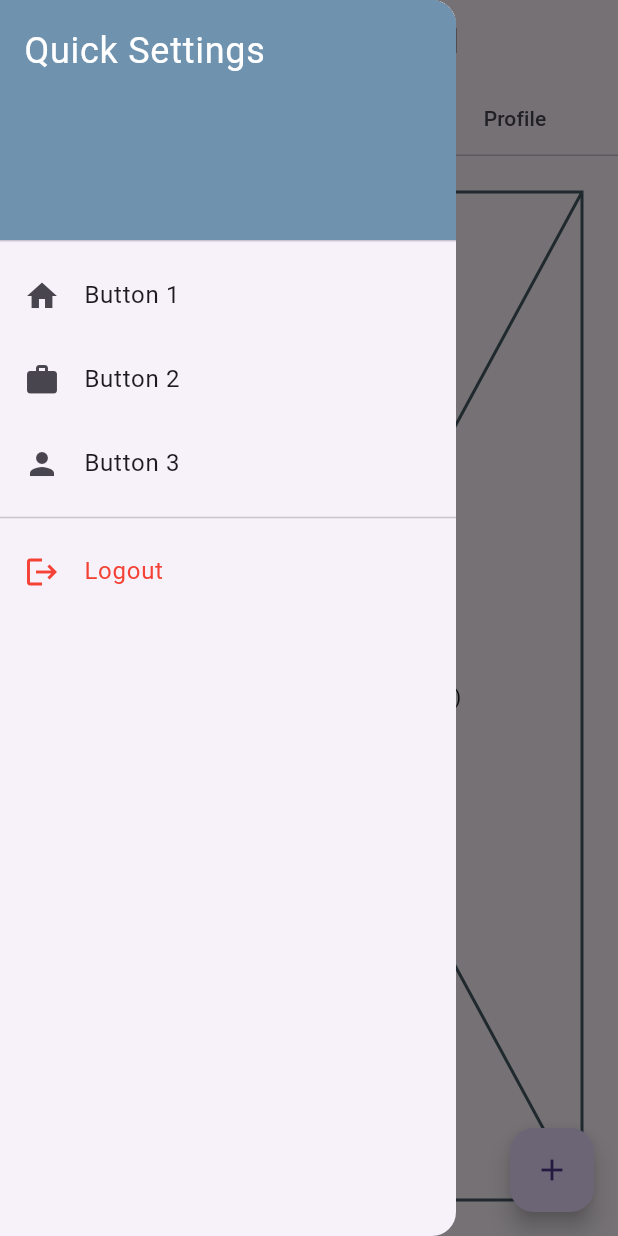
After one commit to Al-Saihan/Part-Timer-App, a Flutter app: the HomeRecruiterPage screen opened directly, tab 2 chosen, in the side drawer, after a tap on the "menu" icon, on a phone screen of 412 x 824 dp. The commit adds this screen. Run offline on Flutter 3.47's test engine with Material 3 defaults, Android fonts, the phone set to English and light mode, and no system bars; our stand-ins replace flutter_dotenv, shared_preferences; accounts and stored records are empty.

Commit message:
feat(RBAC) Added separate homepages for both seeker and recruiters

```diff
--- a/analysis_options.yaml
+++ b/analysis_options.yaml
@@ -1 +1,4 @@
 include: package:flutter_lints/flutter.yaml
+analyzer:
+  errors:
+    use_build_context_synchronously: ignore
--- a/lib/main.dart
+++ b/lib/main.dart
@@ -4,25 +4,40 @@ import 'includes/auth.dart';
 
 // ! SCREENS IMPORT
 import 'screens/sign_in.dart';
-import 'screens/home.dart';
+import 'screens/home_seeker.dart';
+import 'screens/home_recruiter.dart';
 
 void main() async {
   WidgetsFlutterBinding.ensureInitialized();
   await dotenv.load(fileName: ".env");
+
   final logged = await isLoggedIn();
-  runApp(MainApp(isLoggedIn: logged));
+  String? userType;
+  if (logged) userType = await getUserType();
+
+  runApp(MainApp(isLoggedIn: logged, userType: userType));
 }
 
 class MainApp extends StatelessWidget {
   final bool isLoggedIn;
-  const MainApp({super.key, required this.isLoggedIn});
+  final String? userType;
+  const MainApp({super.key, required this.isLoggedIn, this.userType});
 
   @override
   Widget build(BuildContext context) {
+    Widget home;
+    if (!isLoggedIn) {
+      home = const SignInPage();
+    } else if (userType == 'recruiter') {
+      home = const HomeRecruiterPage();
+    } else {
+      home = const HomeSeekerPage();
+    }
+
     return MaterialApp(
       title: 'Part Timer',
       theme: ThemeData(primarySwatch: Colors.blue),
-      home: isLoggedIn ? const HomePage() : const SignInPage(),
+      home: home,
     );
   }
 }
--- /dev/null
+++ b/lib/screens/home_recruiter.dart
@@ -0,0 +1,380 @@
+import 'package:flutter/material.dart';
+import '../services/api_service.dart';
+import '../includes/auth.dart';
+import 'sign_in.dart';
+
+// ! MARK: Start
+class HomeRecruiterPage extends StatefulWidget {
+  const HomeRecruiterPage({super.key});
+
+  @override
+  State<HomeRecruiterPage> createState() => _HomeRecruiterPageState();
+}
+
+class _HomeRecruiterPageState extends State<HomeRecruiterPage> with SingleTickerProviderStateMixin {
+  late TabController _tabController;
+  int _currentTabIndex = 0;
+
+  @override
+  void initState() {
+    super.initState();
+    _tabController = TabController(length: 3, vsync: this);
+    _tabController.addListener(() {
+      setState(() {
+        _currentTabIndex = _tabController.index;
+      });
+    });
+  }
+
+  @override
+  void dispose() {
+    _tabController.dispose();
+    super.dispose();
+  }
+
+  @override
+  Widget build(BuildContext context) {
+    return DefaultTabController(
+      length: 3,
+      child: Scaffold(
+        appBar: AppBar(
+          leading: Builder(
+            builder: (context) => IconButton(
+              icon: const Icon(Icons.menu),
+              onPressed: () => Scaffold.of(context).openDrawer(),
+            ),
+          ),
+          title: const Text('Recruiter Dashboard'),
+          centerTitle: true,
+          bottom: TabBar(
+            controller: _tabController,
+            tabs: const [
+              Tab(text: 'Home'),
+              Tab(text: 'Posted Jobs'),
+              Tab(text: 'Profile'),
+            ],
+          ),
+        ),
+
+        drawer: _buildDrawer(context),
+
+        body: TabBarView(
+          controller: _tabController,
+          children: const [RecruiterHomeTab(), PostedJobsTab(), ProfileTab()],
+        ),
+
+        // FAB only visible on "Posted Jobs" tab (index 1)
+        floatingActionButton: _currentTabIndex == 1
+            ? FloatingActionButton(
+                onPressed: () => _showAddJobDialog(context),
+                tooltip: 'Add Job',
+                child: const Icon(Icons.add),
+              )
+            : null,
+      ),
+    );
+  }
+}
+
+// ! MARK: Home Tab
+class RecruiterHomeTab extends StatelessWidget {
+  const RecruiterHomeTab({super.key});
+
+  @override
+  Widget build(BuildContext context) {
+    return SingleChildScrollView(
+      child: Column(
+        children: [
+          // ! MARK: User Profile
+          Padding(
+            padding: const EdgeInsets.all(16.0),
+            child: Row(
+              children: const [
+                Expanded(
+                  child: Placeholder(
+                    fallbackHeight: 150,
+                    child: Center(child: Text('User Profile Info')),
+                  ),
+                ),
+                SizedBox(width: 16),
+                Expanded(
+                  child: Placeholder(
+                    fallbackHeight: 150,
+                    child: Center(child: Text('Profile Picture')),
+                  ),
+                ),
+              ],
+            ),
+          ),
+
+          const Divider(),
+
+          // ! MARK: Job Applicants
+          Padding(
+            padding: const EdgeInsets.all(16.0),
+            child: Align(
+              alignment: Alignment.centerLeft,
+              child: Text(
+                'Job Applicants',
+                style: Theme.of(context).textTheme.titleLarge,
+              ),
+            ),
+          ),
+
+          Padding(
+            padding: const EdgeInsets.symmetric(horizontal: 16.0, vertical: 24.0),
+            child: Center(
+              child: Placeholder(
+                fallbackHeight: 200,
+                child: const Center(child: Text('Job Applicants (placeholder)')),
+              ),
+            ),
+          ),
+        ],
+      ),
+    );
+  }
+}
+
+// ! MARK: Posted Tab
+class PostedJobsTab extends StatelessWidget {
+  const PostedJobsTab({super.key});
+
+  @override
+  Widget build(BuildContext context) {
+    return const Padding(
+      padding: EdgeInsets.all(24.0),
+      child: Center(
+        child: Placeholder(
+          fallbackHeight: 200,
+          child: Center(child: Text('Your Posted Jobs (placeholder)')),
+        ),
+      ),
+    );
+  }
+}
+
+// ! MARK: Profile Tab
+class ProfileTab extends StatelessWidget {
+  const ProfileTab({super.key});
+
+  @override
+  Widget build(BuildContext context) {
+    return const Center(
+      child: Text('Profile page', style: TextStyle(fontSize: 16)),
+    );
+  }
+}
+
+// ! MARK: Drawer
+Drawer _buildDrawer(BuildContext context) {
+  return Drawer(
+    child: ListView(
+      padding: EdgeInsets.zero,
+      children: [
+        const DrawerHeader(
+          decoration: BoxDecoration(color: Color.fromARGB(255, 111, 146, 175)),
+          child: Text(
+            'Quick Settings',
+            style: TextStyle(color: Colors.white, fontSize: 24),
+          ),
+        ),
+        ListTile(
+          leading: const Icon(Icons.home),
+          title: const Text('Button 1'),
+          onTap: () => Navigator.pop(context),
+        ),
+        ListTile(
+          leading: const Icon(Icons.work),
+          title: const Text('Button 2'),
+          onTap: () => Navigator.pop(context),
+        ),
+        ListTile(
+          leading: const Icon(Icons.person),
+          title: const Text('Button 3'),
+          onTap: () => Navigator.pop(context),
+        ),
+        const Divider(),
+        // ! MARK: Logout
+        ListTile(
+          leading: const Icon(Icons.logout, color: Colors.red),
+          title: const Text('Logout', style: TextStyle(color: Colors.red)),
+          onTap: () async {
+            Navigator.pop(context); // close drawer
+
+            ScaffoldMessenger.of(context).showSnackBar(
+              const SnackBar(content: Text('Logging out...')),
+            );
+
+            try {
+              await ApiService.logout();
+            } catch (e) {
+              ScaffoldMessenger.of(context).showSnackBar(
+                SnackBar(content: Text('Logout API failed: $e')),
+              );
+            } finally {
+              await clearToken();
+              if (context.mounted) {
+                Navigator.of(context).pushAndRemoveUntil(
+                  MaterialPageRoute(builder: (_) => const SignInPage()),
+                  (route) => false,
+                );
+              }
+            }
+          },
+        ),
+      ],
+    ),
+  );
+}
+
+// ! MARK: Add Job
+void _showAddJobDialog(BuildContext context) {
+  final titleCtrl = TextEditingController();
+  final descCtrl = TextEditingController();
+  final hoursCtrl = TextEditingController();
+  final paymentCtrl = TextEditingController();
+  String selectedDifficulty = 'easy';
+  bool isLoading = false;
+
+  showDialog(
+    context: context,
+    builder: (ctx) {
+      return StatefulBuilder(
+        builder: (context, setState) {
+          return Dialog(
+            shape: RoundedRectangleBorder(borderRadius: BorderRadius.circular(16)),
+            child: Padding(
+              padding: const EdgeInsets.all(20),
+              child: SingleChildScrollView(
+                child: Column(
+                  mainAxisSize: MainAxisSize.min,
+                  crossAxisAlignment: CrossAxisAlignment.start,
+                  children: [
+                    const Text(
+                      'Add New Job',
+                      style: TextStyle(fontSize: 20, fontWeight: FontWeight.bold),
+                    ),
+                    const SizedBox(height: 16),
+                    TextField(
+                      controller: titleCtrl,
+                      decoration: const InputDecoration(
+                        labelText: 'Job Title',
+                        border: OutlineInputBorder(),
+                      ),
+                    ),
+                    const SizedBox(height: 12),
+                    TextField(
+                      controller: descCtrl,
+                      decoration: const InputDecoration(
+                        labelText: 'Description',
+                        border: OutlineInputBorder(),
+                      ),
+                      maxLines: 3,
+                    ),
+                    const SizedBox(height: 12),
+                    DropdownButton<String>(
+                      value: selectedDifficulty,
+                      isExpanded: true,
+                      items: const [
+                        DropdownMenuItem(value: 'easy', child: Text('Easy')),
+                        DropdownMenuItem(value: 'medium', child: Text('Medium')),
+                        DropdownMenuItem(value: 'hard', child: Text('Hard')),
+                      ],
+                      onChanged: (val) {
+                        if (val != null) {
+                          setState(() => selectedDifficulty = val);
+                        }
+                      },
+                    ),
+                    const SizedBox(height: 12),
+                    TextField(
+                      controller: hoursCtrl,
+                      keyboardType: TextInputType.number,
+                      decoration: const InputDecoration(
+                        labelText: 'Working Hours / Day',
+                        border: OutlineInputBorder(),
+                      ),
+                    ),
+                    const SizedBox(height: 12),
+                    TextField(
+                      controller: paymentCtrl,
+                      keyboardType: TextInputType.number,
+                      decoration: const InputDecoration(
+                        labelText: 'Payment per Hour',
+                        border: OutlineInputBorder(),
+                      ),
+                    ),
+                    const SizedBox(height: 24),
+                    Row(
+                      children: [
+                        Expanded(
+                          child: OutlinedButton(
+                            onPressed: () => Navigator.pop(context),
+                            child: const Text('Cancel'),
+                          ),
+                        ),
+                        const SizedBox(width: 12),
+                        Expanded(
+                          child: ElevatedButton(
+                            onPressed: isLoading
+                                ? null
+                                : () async {
+                                    setState(() => isLoading = true);
+
+                                    try {
+                                      final title = titleCtrl.text.trim();
+                                      final desc = descCtrl.text.trim();
+                                      final hours = int.tryParse(hoursCtrl.text.trim()) ?? 0;
+                                      final payment = double.tryParse(paymentCtrl.text.trim()) ?? 0;
+
+                                      if (title.isEmpty || desc.isEmpty || hours <= 0 || payment <= 0) {
+                                        ScaffoldMessenger.of(context).showSnackBar(
+                                          const SnackBar(content: Text('Please fill all fields correctly')),
+                                        );
+                                        return;
+                                      }
+
+                                      final res = await ApiService.createJob(
+                                        title: title,
+                                        description: desc,
+                                        difficulty: selectedDifficulty,
+                                        workingHours: hours,
+                                        payment: payment,
+                                      );
+
+                                      Navigator.pop(context);
+                                      ScaffoldMessenger.of(context).showSnackBar(
+                                        SnackBar(
+                                          content: Text(res['message'] ?? 'Job created successfully!'),
+                                        ),
+                                      );
+                                    } catch (e) {
+                                      ScaffoldMessenger.of(context).showSnackBar(
+                                        SnackBar(content: Text('Failed to create job: $e')),
+                                      );
+                                    } finally {
+                                      setState(() => isLoading = false);
+                                    }
+                                  },
+                            child: isLoading
+                                ? const SizedBox(
+                                    height: 16,
+                                    width: 16,
+                                    child: CircularProgressIndicator(strokeWidth: 2),
+                                  )
+                                : const Text('Add Job'),
+                          ),
+                        ),
+                      ],
+                    ),
+                  ],
+                ),
+              ),
+            ),
+          );
+        },
+      );
+    },
+  );
+}
```
Also changed, not shown: lib/includes/auth.dart (+16 -0 lines), lib/screens/home_seeker.dart (renamed from lib/screens/home.dart, +20 -15 lines), lib/screens/sign_in.dart (+14 -6 lines).
